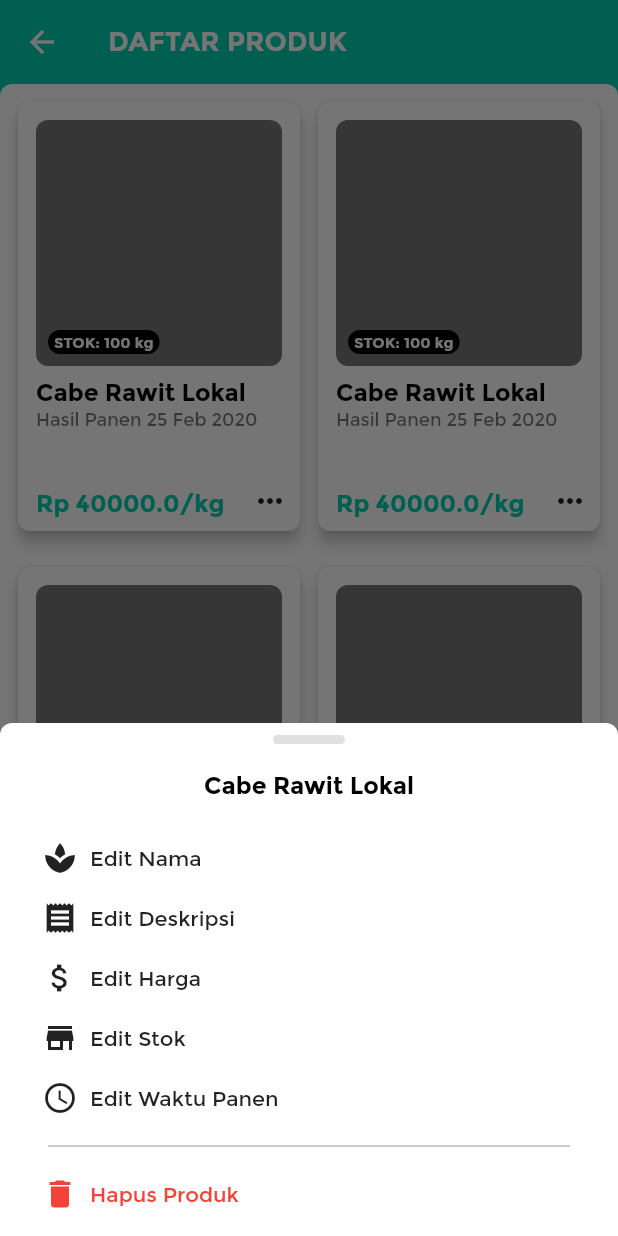
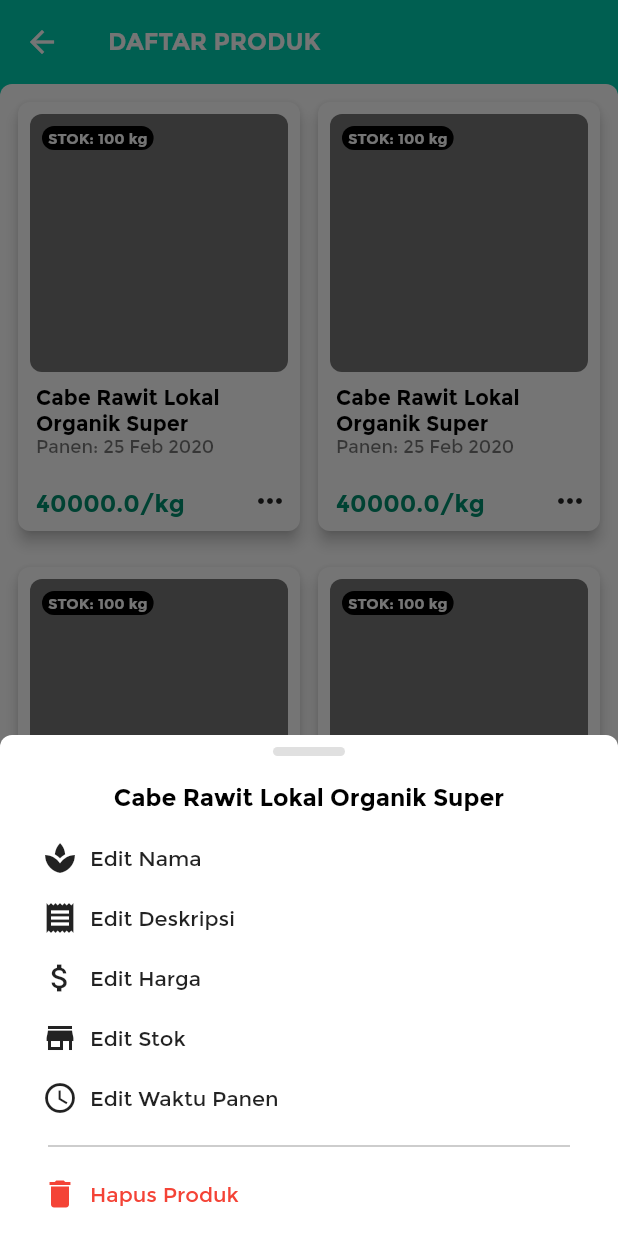
Before and after one commit to Yoel-Tanujaya/dutatani_commerce, a Flutter app: the AdminProductPageCard screen opened by its route, after a tap on the "keyboard control" icon, on a phone screen of 412 x 824 dp. Run offline on Flutter 3.47's test engine with Material 2 defaults, Android fonts, the phone set to English and light mode, and no system bars; missing offline and left inert: assorted_layout_widgets.

```diff
--- a/lib/home.dart
+++ b/lib/home.dart
@@ -167,7 +167,7 @@ class HomeActivity extends StatelessWidget{
                     padding: EdgeInsets.symmetric(vertical: 8),
                     children: <Widget>[
                       // ignore: sdk_version_ui_as_code
-                      for (int id=1; id<5; id++) StoreItemList(name: 'Toko Kelompok Tani', location: 'GONDOKUSUMAN, YOGYAKARTA, DIY', category: 'Alat Tani - Bahan Tani - +2',),
+                      for (int id=1; id<5; id++) StoreItemList(name: 'Toko Kelompok Tani', location: 'GONDOKUSUMAN, YOGYAKARTA', category: 'Alat Tani - Bahan Tani - +2',),
                     ],
                   ),
                 ),
@@ -228,7 +228,7 @@ class CategoryCard extends StatelessWidget {
             Text(
               this.name,
               textAlign: TextAlign.center,
-              style: StyleText().title16()
+              style: StyleText().title()
             ),
             Padding(
               padding: EdgeInsets.symmetric(vertical: 4),
--- a/lib/product.dart
+++ b/lib/product.dart
@@ -183,18 +183,18 @@ class ProductItemCardWithMenu extends StatelessWidget {
             children: <Widget>[
               Stack(
                 children: <Widget>[
-                  Container(
-                    margin: EdgeInsets.only(top: 12),
-                    height: 164,
-                    width: 164,
+                  AspectRatio(
+                    aspectRatio: 1,
+                    child: Container(
+                      margin: EdgeInsets.all(8),
                       decoration: BoxDecoration(
                           color: Colors.black54,
                           borderRadius: BorderRadius.circular(8)),
                     ),
+                  ),
                   Container(
-                    margin: EdgeInsets.only(top: 152, left: 8),
-                    padding:
-                        EdgeInsets.only(left: 4, right: 4, top: 2, bottom: 2),
+                    margin: EdgeInsets.only(top: 16, left: 16),
+                    padding: EdgeInsets.only(left: 4, right: 4, top: 2, bottom: 2),
                     decoration: BoxDecoration(
                       color: Colors.black,
                       borderRadius: BorderRadius.circular(50),
@@ -208,14 +208,13 @@ class ProductItemCardWithMenu extends StatelessWidget {
               ),
               Expanded(
                 child: Container(
-                  padding:
-                      EdgeInsets.only(left: 12, right: 12, top: 8, bottom: 8),
+                  padding: EdgeInsets.only(left: 12, right: 12, bottom: 8),
                   child: Column(
                     crossAxisAlignment: CrossAxisAlignment.start,
                     children: <Widget>[
                       Text(
                         name,
-                        style: StyleText().title16(),
+                        style: StyleText().title(),
                       ),
                       Expanded(
                         child: Text(
@@ -228,8 +227,8 @@ class ProductItemCardWithMenu extends StatelessWidget {
                         children: <Widget>[
                           Expanded(
                             child: Text(
-                              'Rp $price/kg',
-                              style: StyleText().title16Color(AppColor().primary),
+                              '$price/kg',
+                              style: StyleText().title16Color(AppColor().primaryDark),
                             ),
                           ),
                           Material(
@@ -436,16 +435,17 @@ class ProductItemCard extends StatelessWidget {
             children: <Widget>[
               Stack(
                 children: <Widget>[
-                  Container(
-                    margin: EdgeInsets.only(top: 12),
-                    height: 164,
-                    width: 164,
+                  AspectRatio(
+                    aspectRatio: 1,
+                    child: Container(
+                      margin: EdgeInsets.all(8),
                       decoration: BoxDecoration(
                           color: Colors.black54,
                           borderRadius: BorderRadius.circular(8)),
                     ),
+                  ),
                   Container(
-                    margin: EdgeInsets.only(top: 152, left: 8),
+                    margin: EdgeInsets.only(top: 16, left: 16),
                     padding:
                     EdgeInsets.only(left: 4, right: 4, top: 2, bottom: 2),
                     decoration: BoxDecoration(
@@ -462,13 +462,13 @@ class ProductItemCard extends StatelessWidget {
               Expanded(
                 child: Container(
                   padding:
-                  EdgeInsets.only(left: 12, right: 12, top: 8, bottom: 8),
+                  EdgeInsets.only(left: 12, right: 12, bottom: 8),
                   child: Column(
                     crossAxisAlignment: CrossAxisAlignment.start,
                     children: <Widget>[
                       Text(
                         name,
-                        style: StyleText().title16(),
+                        style: StyleText().title(),
                       ),
                       Expanded(
                         child: Text(
@@ -481,8 +481,8 @@ class ProductItemCard extends StatelessWidget {
                         children: <Widget>[
                           Expanded(
                             child: Text(
-                              'Rp $price/kg',
-                              style: StyleText().title16Color(AppColor().primary),
+                              '$price/kg',
+                              style: StyleText().title16Color(AppColor().primaryDark),
                             ),
                           ),
                         ],
@@ -546,14 +546,7 @@ class ProductEditMenuModalSheet extends StatelessWidget {
               mainAxisAlignment: MainAxisAlignment.start,
               mainAxisSize: MainAxisSize.max,
               children: <Widget>[
-                Container(
-                  height: 6,
-                  width: 48,
-                  alignment: Alignment.center,
-                  decoration: BoxDecoration(
-                      borderRadius: BorderRadius.all(Radius.circular(100)),
-                      color: Colors.black12),
-                ),
+                CustomWidget().modalSheetIndicator(),
                 Padding(
                   padding: EdgeInsets.symmetric(vertical: 4),
                 ),
@@ -566,9 +559,6 @@ class ProductEditMenuModalSheet extends StatelessWidget {
                     maxLines: 2,
                     style: StyleText().title16(),
                   ),
-                ),
-                Padding(
-                  padding: EdgeInsets.symmetric(vertical: 4),
                 ),
                 Container(
                   alignment: Alignment.centerLeft,
```
Also changed, not shown: lib/admin.dart (+3 -5 lines), lib/detail.dart (+25 -19 lines). Lines whose indentation alone changed are shown as unchanged.
